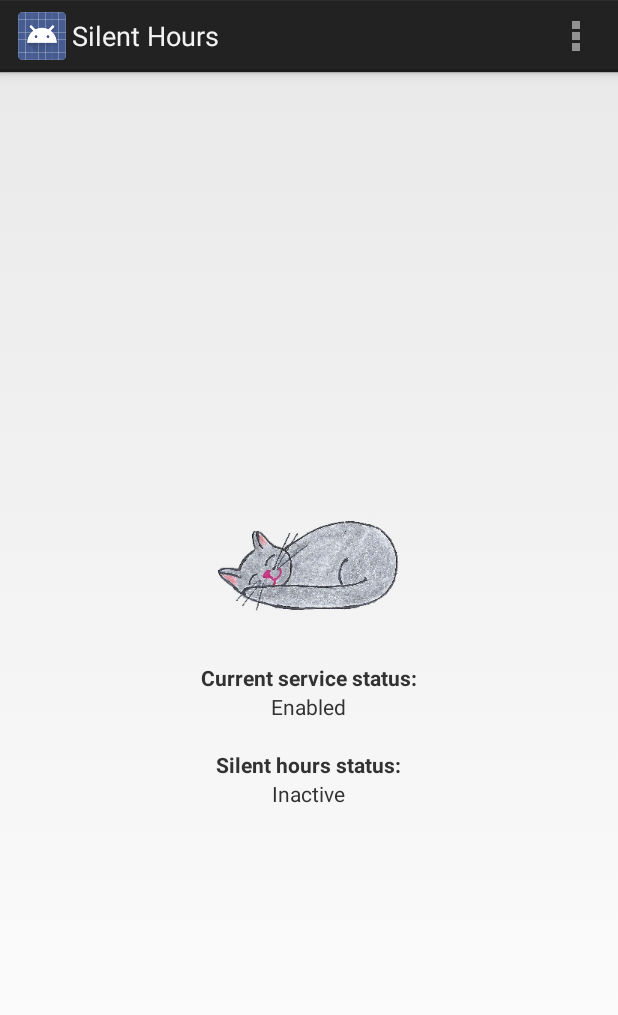
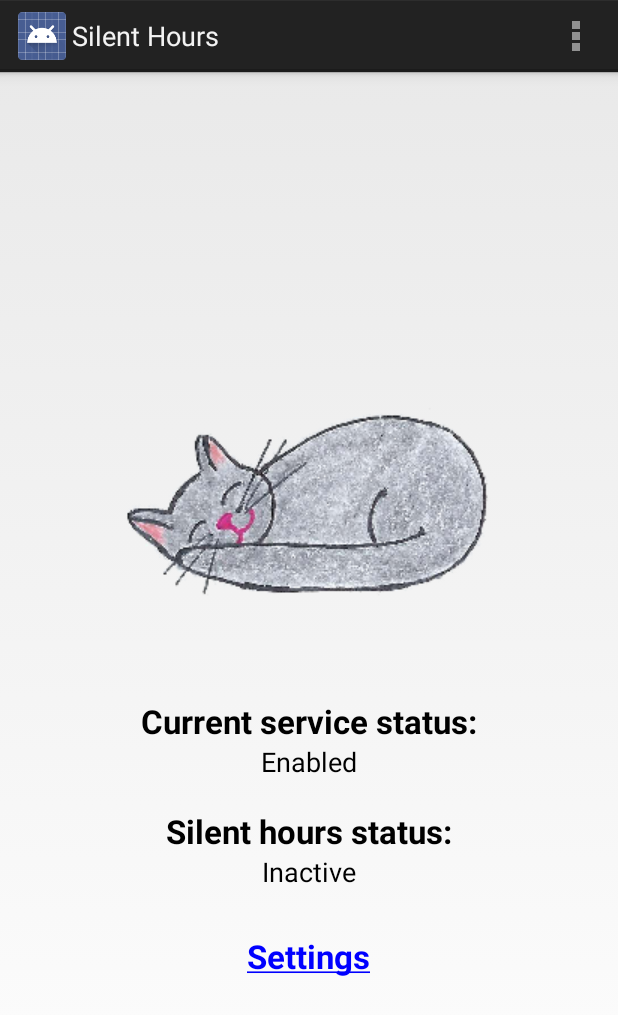
Before and after one commit to josteink/silenthours, an Android app: the screen it shows after launch (MainActivity), on a phone screen of 412 x 824 dp. Shown: the top 1015 px of the screen. Run offline under Robolectric (Android 15) with nearby library versions, the phone set to English and light mode, and no system bars.

Commit message:
Settings link and additional UI styling.

```diff
--- a/SilentHours/src/main/java/net/kjonigsen/silenthours/MainActivity.java
+++ b/SilentHours/src/main/java/net/kjonigsen/silenthours/MainActivity.java
@@ -5,8 +5,11 @@ import android.content.Intent;
 import android.content.res.Configuration;
 import android.os.Bundle;
 import android.app.Activity;
+import android.text.SpannableString;
+import android.text.style.UnderlineSpan;
 import android.view.Menu;
 import android.view.MenuItem;
+import android.view.View;
 import android.widget.TextView;
 
 public class MainActivity extends Activity {
@@ -16,8 +19,25 @@ public class MainActivity extends Activity {
         super.onCreate(savedInstanceState);
         setContentView(R.layout.activity_main);
 
+        setSettingsLink();
+
         // initial reset may be needed on app start.
         ActivationManager.resetStateFor(this);
+    }
+
+    private void setSettingsLink() {
+        TextView link = (TextView) findViewById(R.id.settings_link);
+
+        String settingsText = getText(R.string.action_settings).toString();
+        SpannableString content = new SpannableString(settingsText);
+        content.setSpan(new UnderlineSpan(), 0, content.length(), 0);
+        link.setText(content);
+
+        link.setOnClickListener(new View.OnClickListener() {
+            public void onClick(View v){
+                showSettings();
+            }
+        });
     }
 
     @Override
@@ -71,12 +91,16 @@ public class MainActivity extends Activity {
         {
 
             case R.id.action_settings:
-                Intent intent = new Intent(this, SettingsActivity.class);
-                startActivity(intent);
+                showSettings();
                 break;
 
         }
 
         return true;
     }
+
+    private void showSettings() {
+        Intent intent = new Intent(this, SettingsActivity.class);
+        startActivity(intent);
+    }
 }
--- a/SilentHours/src/main/res/layout/activity_main.xml
+++ b/SilentHours/src/main/res/layout/activity_main.xml
@@ -16,13 +16,14 @@
         android:gravity="center">
 
         <ImageView
-            android:layout_width="128dp"
-            android:layout_height="128dp"
+            android:layout_width="256dp"
+            android:layout_height="256dp"
             android:src="@drawable/cat" />
 
         <TextView
             android:layout_width="wrap_content"
             android:layout_height="wrap_content"
+            android:textAppearance="?android:attr/textAppearanceLarge"
             android:text="@string/current_service_status"
             android:textStyle="bold" />
 
@@ -30,6 +31,7 @@
             android:id="@+id/text_service_status"
             android:layout_width="wrap_content"
             android:layout_height="wrap_content"
+            android:textAppearance="?android:attr/textAppearanceMedium"
             android:text="--set in code--" />
 
         <TextView
@@ -40,6 +42,7 @@
         <TextView
             android:layout_width="wrap_content"
             android:layout_height="wrap_content"
+            android:textAppearance="?android:attr/textAppearanceLarge"
             android:text="@string/silent_hours_status"
             android:textStyle="bold" />
 
@@ -47,6 +50,7 @@
             android:id="@+id/text_silent_status"
             android:layout_width="wrap_content"
             android:layout_height="wrap_content"
+            android:textAppearance="?android:attr/textAppearanceMedium"
             android:text="--set in code--" />
 
         <TextView
@@ -54,6 +58,18 @@
             android:layout_height="wrap_content"
             android:text="" />
 
+        <TextView
+            android:layout_width="wrap_content"
+            android:layout_height="wrap_content"
+            android:text="@string/action_settings"
+            android:id="@+id/settings_link"
+            android:textAppearance="?android:attr/textAppearanceLarge"
+            android:autoText="false"
+            android:linksClickable="false"
+            android:textColor="#0000ff"
+            android:textStyle="bold"
+            android:padding="10dp" />
+
 
     </LinearLayout>
 
```
